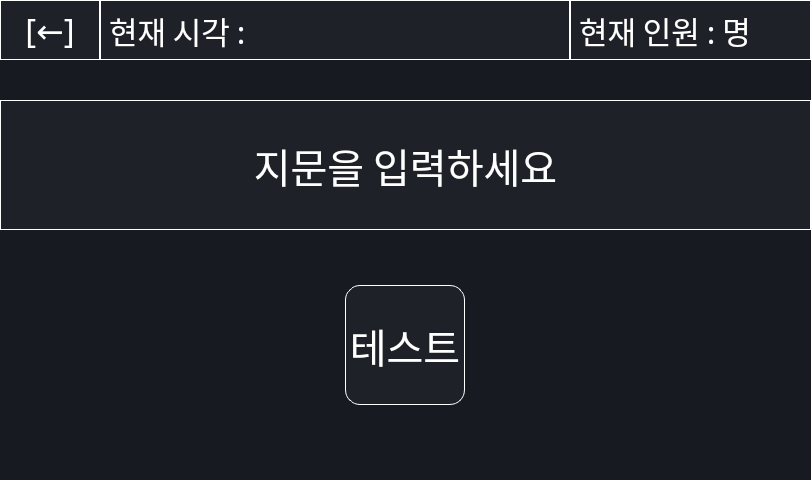
Old version of the form Fingerprint_SUHYUN/fingerprint_gui.ui in the repository min-shy03/Fingerprint-client.
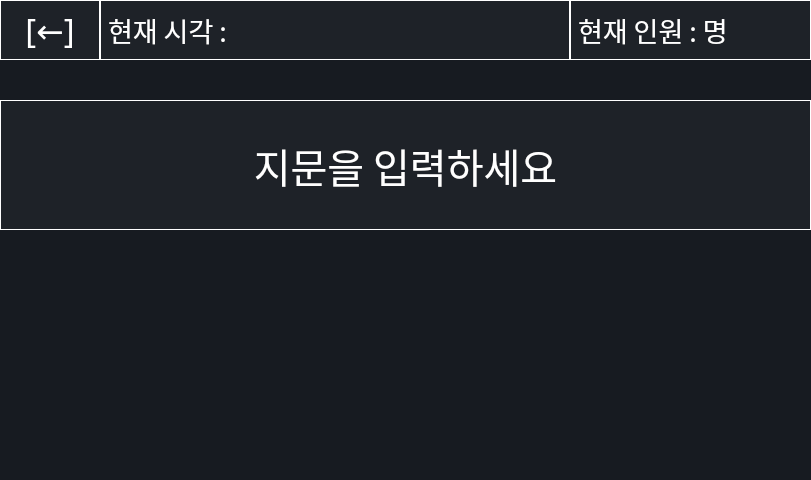
New version of the form. The open tabs and pages were chosen to show the change.

Diff of the .ui file:
```diff
--- a/Fingerprint_SUHYUN/fingerprint_gui.ui
+++ b/Fingerprint_SUHYUN/fingerprint_gui.ui
@@ -531,43 +531,6 @@
        <set>Qt::AlignCenter</set>
       </property>
      </widget>
-     <widget class="QPushButton" name="mock_test_button">
-      <property name="geometry">
-       <rect>
-        <x>345</x>
-        <y>285</y>
-        <width>120</width>
-        <height>120</height>
-       </rect>
-      </property>
-      <property name="minimumSize">
-       <size>
-        <width>120</width>
-        <height>120</height>
-       </size>
-      </property>
-      <property name="maximumSize">
-       <size>
-        <width>120</width>
-        <height>120</height>
-       </size>
-      </property>
-      <property name="font">
-       <font>
-        <family>AppleSDGothicNeoB00</family>
-        <pointsize>30</pointsize>
-       </font>
-      </property>
-      <property name="styleSheet">
-       <string notr="true">background-color: rgb(30, 34, 40);
-color: white;
-border: 1px solid white;
-border-radius: 15px;</string>
-      </property>
-      <property name="text">
-       <string>테스트</string>
-      </property>
-     </widget>
     </widget>
     <widget class="QWidget" name="page_registration">
      <widget class="QWidget" name="gridLayoutWidget">
@@ -1008,7 +971,7 @@
      <property name="font">
       <font>
        <family>AppleSDGothicNeoB00</family>
-       <pointsize>23</pointsize>
+       <pointsize>20</pointsize>
       </font>
      </property>
      <property name="styleSheet">
@@ -1032,7 +995,7 @@
      <property name="font">
       <font>
        <family>AppleSDGothicNeoB00</family>
-       <pointsize>23</pointsize>
+       <pointsize>20</pointsize>
       </font>
      </property>
      <property name="styleSheet">
```
Left out of the diff: 35 changed lines with no effect on the pictures.
